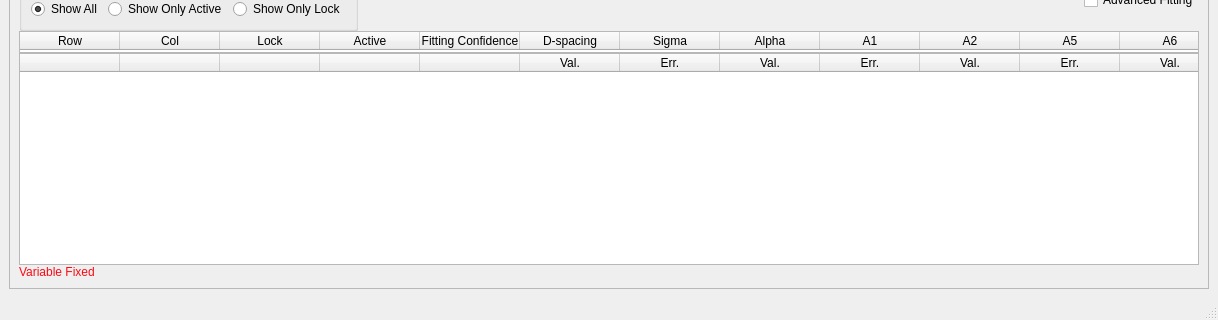
Above: designer/ui_fittingWindow.ui from ornlneutronimaging/iBeatles before the change; both pictures show x 0 to 1218 and y 453 to 773 of the 1218 by 773 pixel window. Below: the same form after it.
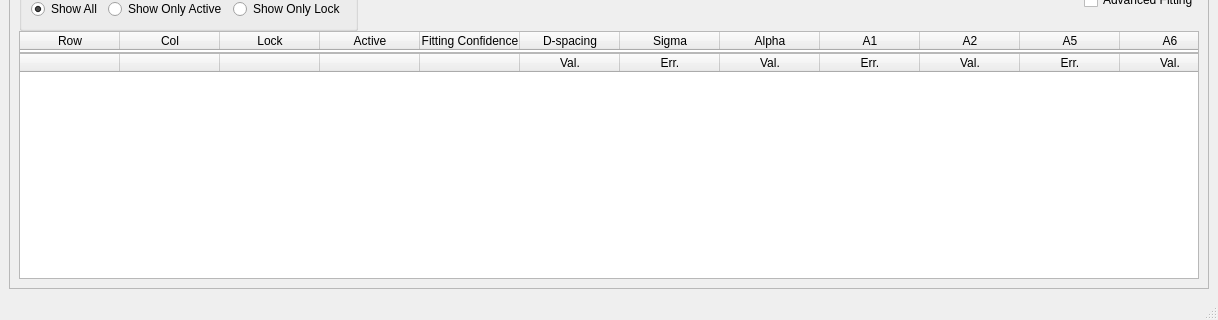
That is the form after the change. The open tabs and pages were chosen to show the change.

Commit message: Working on fitting. Still a few bugs that make the fitting totally wrong

```diff
--- a/designer/ui_fittingWindow.ui
+++ b/designer/ui_fittingWindow.ui
@@ -730,50 +730,6 @@
           </column>
          </widget>
         </item>
-        <item>
-         <widget class="QLabel" name="label_3">
-          <property name="palette">
-           <palette>
-            <active>
-             <colorrole role="WindowText">
-              <brush brushstyle="SolidPattern">
-               <color alpha="255">
-                <red>252</red>
-                <green>9</green>
-                <blue>20</blue>
-               </color>
-              </brush>
-             </colorrole>
-            </active>
-            <inactive>
-             <colorrole role="WindowText">
-              <brush brushstyle="SolidPattern">
-               <color alpha="255">
-                <red>252</red>
-                <green>9</green>
-                <blue>20</blue>
-               </color>
-              </brush>
-             </colorrole>
-            </inactive>
-            <disabled>
-             <colorrole role="WindowText">
-              <brush brushstyle="SolidPattern">
-               <color alpha="255">
-                <red>69</red>
-                <green>69</green>
-                <blue>69</blue>
-               </color>
-              </brush>
-             </colorrole>
-            </disabled>
-           </palette>
-          </property>
-          <property name="text">
-           <string>Variable Fixed</string>
-          </property>
-         </widget>
-        </item>
        </layout>
       </widget>
      </widget>
```
Left out of the diff: 4 changed lines with no effect on the pictures. The commit also changes 5 other files.
